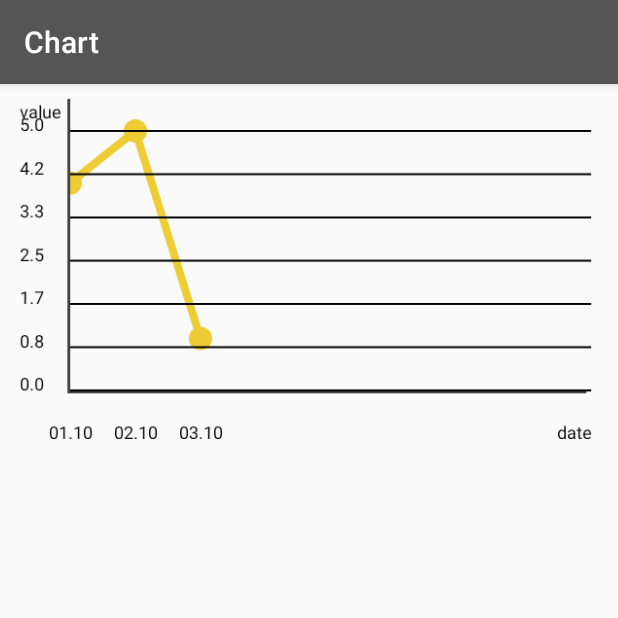
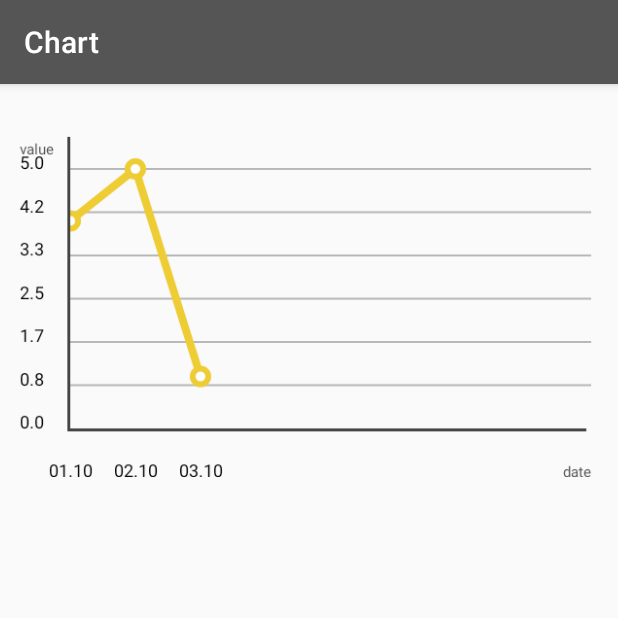
Before and after one commit to JakubNeukirch/ChartView, an Android app: the screen it shows after launch (MainActivity), on a phone screen of 412 x 824 dp, the top half of it. Run offline under Robolectric (Android 15) with nearby library versions, the phone set to English and light mode, and no system bars; 2 statements that could not run were skipped.

```diff
--- a/chartview/build.gradle
+++ b/chartview/build.gradle
@@ -4,13 +4,11 @@ apply plugin: 'kotlin-android'
 android {
     compileSdkVersion 28
 
-
-
     defaultConfig {
         minSdkVersion 19
         targetSdkVersion 28
-        versionCode 3
-        versionName "0.5.2"
+        versionCode 4
+        versionName "0.5.3"
 
         testInstrumentationRunner "android.support.test.runner.AndroidJUnitRunner"
 
@@ -22,6 +20,11 @@ android {
             proguardFiles getDefaultProguardFile('proguard-android.txt'), 'proguard-rules.pro'
         }
     }
+}
+
+task sourcesJar(type: Jar) {
+    classifier = 'sources'
+    from android.sourceSets.main.java.srcDirs
 }
 
 dependencies {
--- a/chartview/src/main/java/pl/kuben/chartview/view/PeriodicChartView.kt
+++ b/chartview/src/main/java/pl/kuben/chartview/view/PeriodicChartView.kt
@@ -64,7 +64,7 @@ class PeriodicChartView : View {
         set(value) {
             field = value
             progressPaint.color = value
-            fillPaint.color = value
+            circleStrokePaint.color = value
             redraw()
         }
 
@@ -80,9 +80,14 @@ class PeriodicChartView : View {
             redraw()
         }
 
+    var progressBackgroundColor: Int = ContextCompat.getColor(context, R.color.standardBackground)
+        set(value) {
+            field = value
+            clearPaint.color = value
+            redraw()
+        }
+
     private var points = listOf<Point>()
-
-    private var progressBackgroundColor: Int = ContextCompat.getColor(context, R.color.standardBackground)
 
     private val framePaint = Paint(Paint.ANTI_ALIAS_FLAG)
             .apply {
@@ -101,10 +106,16 @@ class PeriodicChartView : View {
                 strokeWidth = PROGRESS_STROKE_WIDTH
             }
 
+    private val circleStrokePaint = Paint(Paint.ANTI_ALIAS_FLAG)
+            .apply {
+                color = progressColor
+                style = Paint.Style.STROKE
+                strokeWidth = 6f
+            }
+
     private val fillPaint = Paint(Paint.ANTI_ALIAS_FLAG)
             .apply {
                 color = Color.WHITE
-                strokeWidth = 0f
                 style = Paint.Style.FILL
             }
 
@@ -119,9 +130,15 @@ class PeriodicChartView : View {
                 color = ContextCompat.getColor(context, R.color.textColor)
             }
 
+    private val labelsPaint = Paint(Paint.ANTI_ALIAS_FLAG)
+            .apply {
+                textSize = context.resources.getDimension(R.dimen.text_label_size)
+                color = ContextCompat.getColor(context, R.color.labelColor)
+            }
+
     private val linePaint = Paint(Paint.ANTI_ALIAS_FLAG)
             .apply {
-                color = Color.BLACK
+                color = ContextCompat.getColor(context, R.color.scaleLine)
                 strokeWidth = 2f
                 style = Paint.Style.STROKE
                 xfermode = PorterDuffXfermode(PorterDuff.Mode.MULTIPLY)
@@ -163,6 +180,7 @@ class PeriodicChartView : View {
         valueText = array.getString(R.styleable.PeriodicChartView_valueText) ?: context.getString(R.string.value)
         dateText = array.getString(R.styleable.PeriodicChartView_dateText) ?: context.getString(R.string.date)
         progressColor = array.getColor(R.styleable.PeriodicChartView_progressColor, Color.BLUE)
+        progressBackgroundColor = array.getColor(R.styleable.PeriodicChartView_progressBackgroundColor, Color.BLUE)
         padding = array.getDimensionPixelSize(R.styleable.PeriodicChartView_chartPadding, 10)
         showText = array.getBoolean(R.styleable.PeriodicChartView_showText, true)
         groupBy = when (array.getInt(R.styleable.PeriodicChartView_dateInterval, 1)) {
@@ -183,10 +201,11 @@ class PeriodicChartView : View {
     private fun redraw() {
         invalidateData()
         canvas.drawColor(progressBackgroundColor)
+        drawScale()
         drawProgress()
         drawPoints()
         drawFrame()
-        drawScale()
+        drawScaleTexts()
         drawLabels()
         if (shouldInvalidate) {
             invalidate()
@@ -217,17 +236,23 @@ class PeriodicChartView : View {
 
     private fun drawScale() {
         var y: Float
+        getValues().forEachIndexed { index, _ ->
+            if (index != 0) {
+                y = canvas.height - (index * verticalSpace) - innerMarginBottom
+                canvas.drawLine(innerMarginLeft.toFloat(), y, canvas.width.toFloat(), y, linePaint)
+            }
+        }
+    }
+
+    private fun drawScaleTexts() {
         if (showText) {
             val bounds = Rect()
-            textPaint.getTextBounds(valueText, 0, valueText.length, bounds)
-            canvas.drawText(valueText, padding.toFloat(), padding + bounds.height().toFloat(), textPaint)
-        }
-        getValues().forEachIndexed { index, value ->
-            y = canvas.height - (index * verticalSpace) - innerMarginBottom
-            if (showText) {
+            labelsPaint.getTextBounds(valueText, 0, valueText.length, bounds)
+            canvas.drawText(valueText, padding.toFloat(), padding + bounds.height().toFloat(), labelsPaint)
+            getValues().forEachIndexed { index, value ->
+                y = canvas.height - (index * verticalSpace) - innerMarginBottom
                 canvas.drawText(value, padding.toFloat(), y, textPaint)
             }
-            canvas.drawLine(innerMarginLeft.toFloat(), y, canvas.width.toFloat(), y, linePaint)
         }
     }
 
@@ -273,15 +298,15 @@ class PeriodicChartView : View {
                         textPaint
                 )
             }
-            textPaint.getTextBounds(dateText, 0, dateText.length, bounds)
-            canvas.drawText(dateText, canvas.width - bounds.width().toFloat(), y, textPaint)
+            labelsPaint.getTextBounds(dateText, 0, dateText.length, bounds)
+            canvas.drawText(dateText, canvas.width - bounds.width().toFloat(), y, labelsPaint)
         }
     }
 
     private fun drawPoints() {
         points.forEach {
             canvas.drawCircle(it.x, it.y, pointRadius, fillPaint)
-            canvas.drawCircle(it.x, it.y, pointRadius + 1f, progressPaint)
+            canvas.drawCircle(it.x, it.y, pointRadius + 1f, circleStrokePaint)
         }
     }
 
@@ -290,7 +315,6 @@ class PeriodicChartView : View {
     }
 
     private fun invalidateData() {
-        val limited = toDate != NO_LIMITS && fromDate != NO_LIMITS
         groupedEntries = entries.asSequence()
                 .filter {
                     (toDate == NO_LIMITS || it.date <= toDate)
--- a/chartview/src/main/res/values/attrs.xml
+++ b/chartview/src/main/res/values/attrs.xml
@@ -5,6 +5,7 @@
         <attr name="dateText" format="string" />
         <attr name="showText" format="boolean" />
         <attr name="progressColor" format="color" />
+        <attr name="progressBackgroundColor" format="color" />
         <attr name="chartPadding" format="dimension" />
         <attr name="dateInterval" format="enum">
             <enum name="day" value="1" />
--- a/chartview/src/main/res/values/colors.xml
+++ b/chartview/src/main/res/values/colors.xml
@@ -5,5 +5,7 @@
     <color name="colorAccent">#f0f</color>
     <color name="standardBackground">#fafafa</color>
     <color name="frame">#444</color>
+    <color name="scaleLine">#bbb</color>
     <color name="textColor">#000</color>
+    <color name="labelColor">#555</color>
 </resources>
--- a/chartview/src/main/res/values/dimen.xml
+++ b/chartview/src/main/res/values/dimen.xml
@@ -1,5 +1,6 @@
 <?xml version="1.0" encoding="utf-8"?>
 <resources>
     <dimen name="text_small_size">12sp</dimen>
+    <dimen name="text_label_size">10sp</dimen>
     <dimen name="minimum_chart_size">100dp</dimen>
 </resources>
```
Also changed, not shown: 2 other files.
